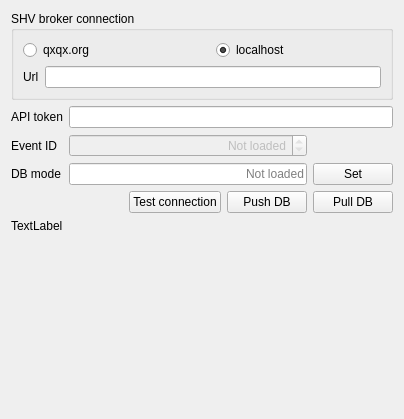
First picture: the form in quickevent/app/quickevent/plugins/Event/src/services/qx/qxeventservicewidget.ui, repository Quick-Box/quickevent, before the edit.
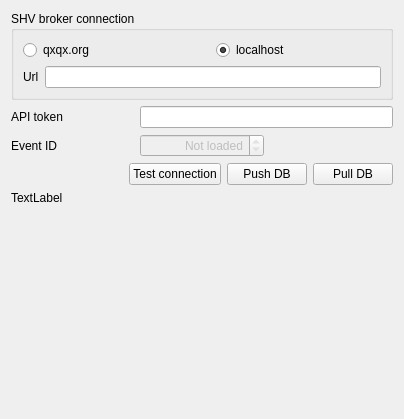
Second picture: the form after the edit.

Commit message: Remove DB mode discovery and controls in service widget

What changed in the file:
```diff
--- a/quickevent/app/quickevent/plugins/Event/src/services/qx/qxeventservicewidget.ui
+++ b/quickevent/app/quickevent/plugins/Event/src/services/qx/qxeventservicewidget.ui
@@ -71,25 +71,8 @@
        </property>
       </widget>
      </item>
-     <item row="3" column="0">
-      <widget class="QLabel" name="label_6">
-       <property name="toolTip">
-        <string>Fill this url into HTTP POST synchonization method in O-CheckList</string>
-       </property>
-       <property name="text">
-        <string>DB mode</string>
-       </property>
-      </widget>
-     </item>
-     <item row="2" column="0">
-      <widget class="QLabel" name="label_4">
-       <property name="toolTip">
-        <string>Fill this url into HTTP POST synchonization method in O-CheckList</string>
-       </property>
-       <property name="text">
-        <string>Event ID</string>
-       </property>
-      </widget>
+     <item row="1" column="1" colspan="2">
+      <widget class="QLineEdit" name="edApiToken"/>
      </item>
      <item row="2" column="1">
       <widget class="QSpinBox" name="edEventId">
@@ -110,29 +93,16 @@
        </property>
       </widget>
      </item>
-     <item row="3" column="1">
-      <widget class="QLineEdit" name="edDbMode">
-       <property name="text">
-        <string/>
+     <item row="2" column="0">
+      <widget class="QLabel" name="label_4">
+       <property name="toolTip">
+        <string>Fill this url into HTTP POST synchonization method in O-CheckList</string>
        </property>
-       <property name="alignment">
-        <set>Qt::AlignmentFlag::AlignRight|Qt::AlignmentFlag::AlignTrailing|Qt::AlignmentFlag::AlignVCenter</set>
-       </property>
-       <property name="placeholderText">
-        <string>Not loaded</string>
-       </property>
-      </widget>
-     </item>
-     <item row="3" column="2">
-      <widget class="QPushButton" name="btSetDbMode">
        <property name="text">
-        <string>Set</string>
+        <string>Event ID</string>
        </property>
       </widget>
      </item>
-     <item row="1" column="1" colspan="2">
-      <widget class="QLineEdit" name="edApiToken"/>
-     </item>
     </layout>
    </item>
    <item>
```
The commit also changes 1 other file.
